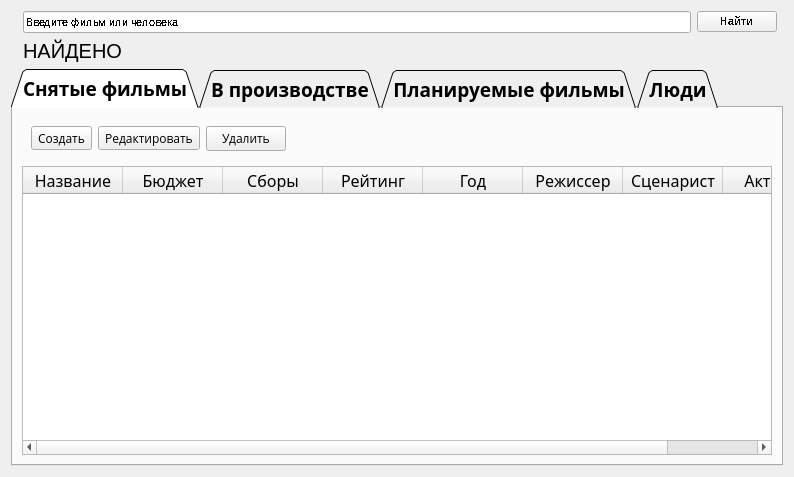
Qt form GUI/TrueMain.ui (KindSpidey/Movie-Library) before a commit.
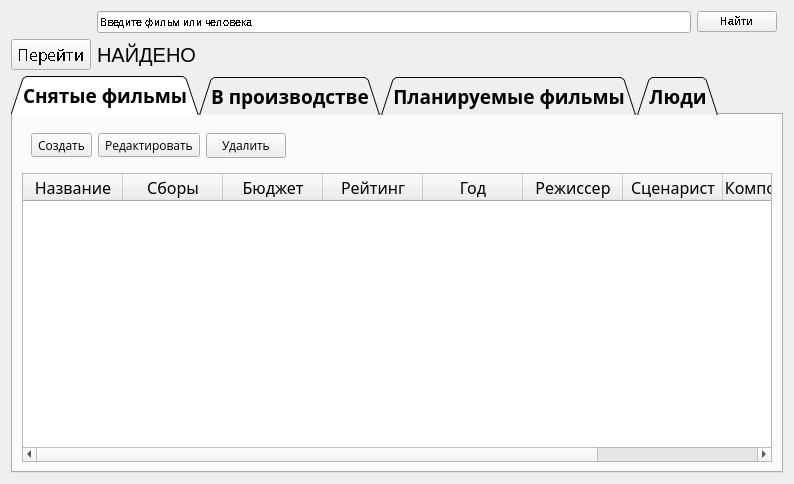
The same form after that commit. Icons and pictures are not drawn.

The edit to the form file:
```diff
--- a/GUI/TrueMain.ui
+++ b/GUI/TrueMain.ui
@@ -7,7 +7,7 @@
     <x>0</x>
     <y>0</y>
     <width>794</width>
-    <height>477</height>
+    <height>484</height>
    </rect>
   </property>
   <property name="font">
@@ -151,7 +151,10 @@
           <enum>QFrame::Raised</enum>
          </property>
          <property name="sizeAdjustPolicy">
-          <enum>QAbstractScrollArea::AdjustIgnored</enum>
+          <enum>QAbstractScrollArea::AdjustToContents</enum>
+         </property>
+         <property name="selectionBehavior">
+          <enum>QAbstractItemView::SelectRows</enum>
          </property>
          <property name="sortingEnabled">
           <bool>true</bool>
@@ -161,16 +164,16 @@
            <string>Название</string>
           </property>
          </column>
-         <column>
-          <property name="text">
-           <string>Бюджет</string>
-          </property>
-         </column>
          <column>
           <property name="text">
            <string>Сборы</string>
           </property>
          </column>
+         <column>
+          <property name="text">
+           <string>Бюджет</string>
+          </property>
+         </column>
          <column>
           <property name="text">
            <string>Рейтинг</string>
@@ -191,6 +194,11 @@
            <string>Сценарист</string>
           </property>
          </column>
+         <column>
+          <property name="text">
+           <string>Композитор</string>
+          </property>
+         </column>
          <column>
           <property name="text">
            <string>Актеры</string>
@@ -1054,6 +1062,19 @@
      </property>
     </widget>
    </item>
+   <item row="1" column="0">
+    <widget class="QPushButton" name="pushButton">
+     <property name="font">
+      <font>
+       <family>Open Sans</family>
+       <pointsize>12</pointsize>
+      </font>
+     </property>
+     <property name="text">
+      <string>Перейти</string>
+     </property>
+    </widget>
+   </item>
   </layout>
  </widget>
  <resources/>
```
Left out of the diff: 20 changed lines with no effect on the pictures.
